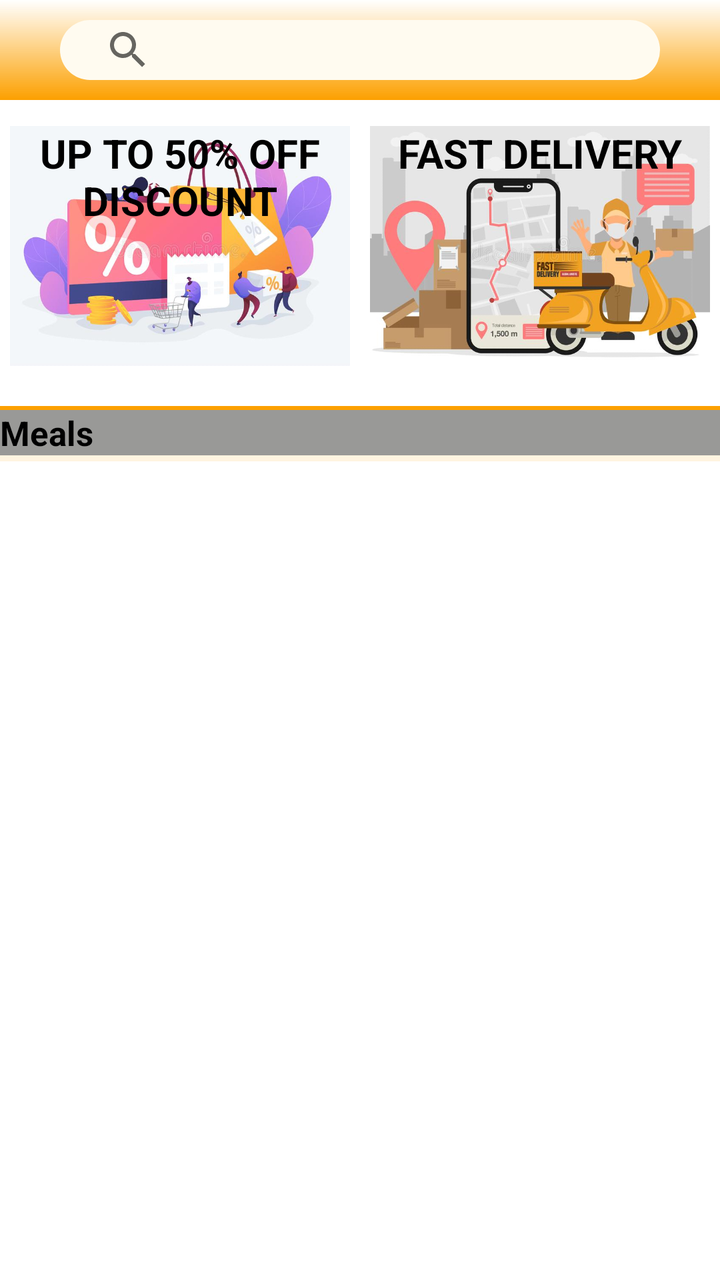
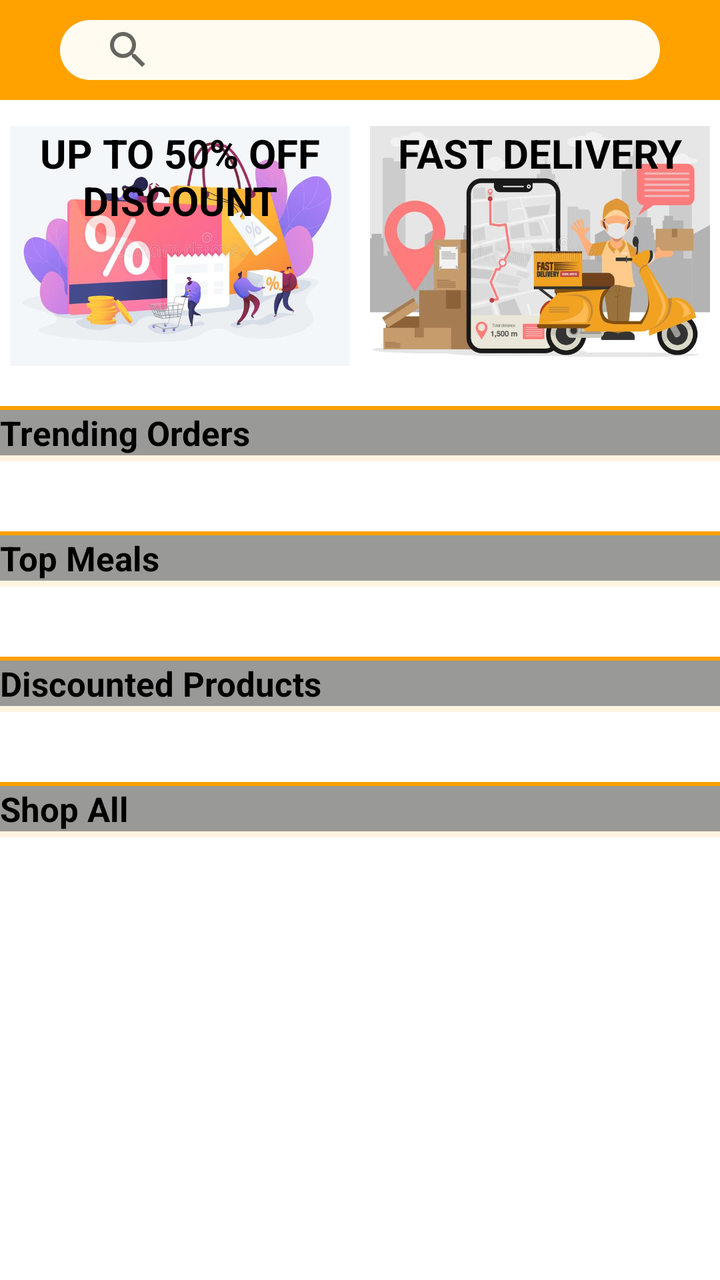

Before-and-after screenshots of an Android layout around one commit, followed by the original layout XML and the change that was made.
<!-- AndroidManifest.xml: application theme Theme.KlikKat -->
<!-- res/layout/fragment_home.xml -->
<?xml version="1.0" encoding="utf-8"?>
<RelativeLayout xmlns:android="http://schemas.android.com/apk/res/android"
    xmlns:tools="http://schemas.android.com/tools"
    android:layout_width="match_parent"
    android:layout_height="match_parent"
    xmlns:app="http://schemas.android.com/apk/res-auto"
    tools:context=".HomeFragment">

    <androidx.drawerlayout.widget.DrawerLayout
        android:layout_width="match_parent"
        android:layout_height="match_parent">

        <androidx.constraintlayout.widget.ConstraintLayout
            android:layout_width="match_parent"
            android:layout_height="match_parent"
            android:background="@color/white">

            <LinearLayout
                android:id="@+id/linearLayouttop"
                android:layout_width="match_parent"
                android:layout_height="50sp"
                android:background="@drawable/background_gradient"
                android:gravity="center"
                android:orientation="horizontal"
                app:layout_constraintBottom_toBottomOf="parent"
                app:layout_constraintStart_toStartOf="parent"
                app:layout_constraintTop_toTopOf="parent"
                app:layout_constraintVertical_bias="0.0">

                <SearchView
                    android:id="@+id/searchView"
                    android:layout_width="300sp"
                    android:layout_height="30dp"
                    android:layout_gravity="center"
                    android:layout_marginTop="5sp"
                    android:layout_marginBottom="5sp"
                    android:background="@drawable/search"
                    android:paddingStart="10dp" />
            </LinearLayout>

            <ScrollView
                android:layout_width="match_parent"
                android:layout_height="match_parent"
                android:paddingTop="43dp"
                android:scrollbars="none"
                app:layout_constraintBottom_toBottomOf="parent"
                app:layout_constraintTop_toBottomOf="@id/linearLayouttop"
                tools:layout_editor_absoluteX="16dp">

                <LinearLayout
                    android:layout_width="match_parent"
                    android:layout_height="match_parent"
                    android:gravity="center"
                    android:orientation="vertical">

                    <HorizontalScrollView
                        android:id="@+id/Scrll"
                        android:layout_width="fill_parent"
                        android:layout_height="wrap_content"
                        android:layout_alignParentTop="true"
                        android:fillViewport="true"
                        android:measureAllChildren="false"
                        android:scrollbars="none">

                        <LinearLayout
                            android:layout_width="match_parent"
                            android:layout_height="130sp"
                            android:layout_marginTop="15sp"
                            android:gravity="center"
                            android:orientation="horizontal">

                            <TextView
                                android:layout_width="170sp"
                                android:layout_height="match_parent"
                                android:layout_margin="5sp"
                                android:background="@drawable/diiscount"
                                android:text="UP TO 50% OFF DISCOUNT"
                                android:textAlignment="center"
                                android:textColor="@color/black"
                                android:textSize="20sp"
                                android:textStyle="bold" />

                            <TextView
                                android:layout_width="170sp"
                                android:layout_height="match_parent"
                                android:layout_margin="5sp"
                                android:background="@drawable/delivery"
                                android:text="FAST DELIVERY"
                                android:textAlignment="center"
                                android:textColor="@color/black"
                                android:textSize="20sp"
                                android:textStyle="bold" />

                            <TextView
                                android:layout_width="170sp"
                                android:layout_height="match_parent"
                                android:layout_margin="5sp"
                                android:background="@drawable/meatt"
                                android:text="FRESH AND CLEAN"
                                android:textAlignment="center"
                                android:textColor="@color/black"
                                android:textSize="20sp"
                                android:textStyle="bold" />

                        </LinearLayout>
                    </HorizontalScrollView>


                    <View
                        android:id="@+id/divider2"
                        android:layout_width="match_parent"
                        android:layout_height="2sp"
                        android:layout_marginTop="15sp"
                        android:background="#fca000"
                        android:backgroundTint="#fca000"
                        app:layout_constraintBottom_toBottomOf="parent"
                        app:layout_constraintTop_toBottomOf="@+id/searchView"
                        app:layout_constraintVertical_bias="0.015"
                        tools:layout_editor_absoluteX="-41dp" />

                    <TextView
                        android:layout_width="match_parent"
                        android:layout_height="match_parent"
                        android:background="@color/DeviderColor"
                        android:text="Meals"
                        android:textColor="@color/black"
                        android:textSize="17sp"
                        android:textStyle="bold" />

                    <View
                        android:id="@+id/divider"
                        android:layout_width="match_parent"
                        android:layout_height="3sp"
                        android:background="?android:attr/listDivider"
                        android:backgroundTint="#fca000"
                        app:layout_constraintBottom_toBottomOf="parent"
                        app:layout_constraintTop_toBottomOf="@+id/searchView"
                        app:layout_constraintVertical_bias="0.015"
                        tools:layout_editor_absoluteX="-41dp" />

                    <androidx.recyclerview.widget.RecyclerView
                        android:id="@+id/home_hor_rec"
                        android:layout_width="match_parent"
                        android:padding="5dp"
                        android:layout_height="wrap_content"
                        android:layout_margin="5dp"/>







                </LinearLayout>

            </ScrollView>


        </androidx.constraintlayout.widget.ConstraintLayout>

    </androidx.drawerlayout.widget.DrawerLayout>
</RelativeLayout>
<!-- resources referenced by this layout -->
<resources>
  <color name="DeviderColor">#999997</color>
  <color name="black">#FF000000</color>
  <color name="white">#FFFFFFFF</color>
  <!-- drawable background_gradient (drawable-v24) -->
  <?xml version="1.0" encoding="utf-8"?>
  <shape xmlns:android="http://schemas.android.com/apk/res/android"
      android:shape="rectangle">
  
      <gradient
          android:angle="90"
          android:startColor="#fca000"
          />
      <corners android:radius="0dp"/>
  
  </shape>
  <!-- drawable delivery: jpg bitmap (drawable-v24, 41672 bytes) -->
  <!-- drawable diiscount: jpg bitmap (drawable-v24, 32809 bytes) -->
  <!-- drawable meatt: jpg bitmap (drawable-v24, 74786 bytes) -->
  <!-- drawable search (drawable) -->
  <?xml version="1.0" encoding="utf-8"?>
  <shape xmlns:android="http://schemas.android.com/apk/res/android"
      android:shape="rectangle">
      <solid android:color="#fffbf0"/>
      <corners android:topLeftRadius="45dp"
          android:topRightRadius="45dp"
          android:bottomLeftRadius="45dp"
          android:bottomRightRadius="45dp"/>
  </shape>
  <style name="Theme.KlikKat" parent="Theme.MaterialComponents.DayNight.DarkActionBar">
          
          <item name="colorPrimary">@color/statusBar</item>
          <item name="colorPrimaryVariant">@color/statusBar</item>
          <item name="colorOnPrimary">@color/white</item>
          
          <item name="colorSecondary">@color/statusBar</item>
          <item name="colorSecondaryVariant">@color/statusBar</item>
          <item name="colorOnSecondary">@color/black</item>
          
          <item name="android:statusBarColor" tools:targetApi="l">?attr/colorPrimaryVariant</item>
          
      </style>
  <color name="statusBar">#ffa200</color>
</resources>

<!-- the commit's change to res/layout/fragment_home.xml (unified diff, before → after) -->
@@ -19,7 +19,7 @@
                 android:id="@+id/linearLayouttop"
                 android:layout_width="match_parent"
                 android:layout_height="50sp"
-                android:background="@drawable/background_gradient"
+                android:background="@color/statusBar"
                 android:gravity="center"
                 android:orientation="horizontal"
                 app:layout_constraintBottom_toBottomOf="parent"
@@ -101,12 +101,100 @@
                                 android:textColor="@color/black"
                                 android:textSize="20sp"
                                 android:textStyle="bold" />
+                            <TextView
+                                android:layout_width="170sp"
+                                android:layout_height="match_parent"
+                                android:layout_margin="5sp"
+                                android:background="@drawable/yellowback"
+                                android:text="INSTANT REFUNDS"
+                                android:textAlignment="center"
+                                android:textColor="@color/black"
+                                android:textSize="20sp"
+                                android:textStyle="bold" />
 
                         </LinearLayout>
                     </HorizontalScrollView>
 
 
                     <View
+                        android:id="@+id/divider3"
+                        android:layout_width="match_parent"
+                        android:layout_height="2sp"
+                        android:layout_marginTop="15sp"
+                        android:background="#fca000"
+                        android:backgroundTint="#fca000"
+                        app:layout_constraintBottom_toBottomOf="parent"
+                        app:layout_constraintTop_toBottomOf="@+id/searchView"
+                        app:layout_constraintVertical_bias="0.015"
+                        tools:layout_editor_absoluteX="-41dp" />
+
+                    <TextView
+                        android:layout_width="match_parent"
+                        android:layout_height="match_parent"
+                        android:background="@color/DeviderColor"
+                        android:text="Trending Orders"
+                        android:textColor="@color/black"
+                        android:textSize="17sp"
+                        android:textStyle="bold" />
+
+                    <View
+                        android:id="@+id/divider4"
+                        android:layout_width="match_parent"
+                        android:layout_height="3sp"
+                        android:background="?android:attr/listDivider"
+                        android:backgroundTint="#fca000"
+                        app:layout_constraintBottom_toBottomOf="parent"
+                        app:layout_constraintTop_toBottomOf="@+id/searchView"
+                        app:layout_constraintVertical_bias="0.015"
+                        tools:layout_editor_absoluteX="-41dp" />
+
+                    <androidx.recyclerview.widget.RecyclerView
+                        android:id="@+id/home_hor_rec1"
+                        android:layout_width="match_parent"
+                        android:padding="5dp"
+                        android:layout_height="wrap_content"
+                        android:layout_margin="5dp"/>
+
+                    <View
+                        android:id="@+id/divider5"
+                        android:layout_width="match_parent"
+                        android:layout_height="2sp"
+                        android:layout_marginTop="15sp"
+                        android:background="#fca000"
+                        android:backgroundTint="#fca000"
+                        app:layout_constraintBottom_toBottomOf="parent"
+                        app:layout_constraintTop_toBottomOf="@+id/searchView"
+                        app:layout_constraintVertical_bias="0.015"
+                        tools:layout_editor_absoluteX="-41dp" />
+
+                    <TextView
+                        android:layout_width="match_parent"
+                        android:layout_height="match_parent"
+                        android:background="@color/DeviderColor"
+                        android:text="Top Meals"
+                        android:textColor="@color/black"
+                        android:textSize="17sp"
+                        android:textStyle="bold" />
+
+                    <View
+                        android:id="@+id/divider6"
+                        android:layout_width="match_parent"
+                        android:layout_height="3sp"
+                        android:background="?android:attr/listDivider"
+                        android:backgroundTint="#fca000"
+                        app:layout_constraintBottom_toBottomOf="parent"
+                        app:layout_constraintTop_toBottomOf="@+id/searchView"
+                        app:layout_constraintVertical_bias="0.015"
+                        tools:layout_editor_absoluteX="-41dp" />
+
+                    <androidx.recyclerview.widget.RecyclerView
+                        android:id="@+id/home_hor_rec3"
+                        android:layout_width="match_parent"
+                        android:padding="5dp"
+                        android:layout_height="wrap_content"
+                        android:layout_margin="5dp"/>
+
+                    <View
                         android:id="@+id/divider2"
                         android:layout_width="match_parent"
                         android:layout_height="2sp"
@@ -122,7 +210,7 @@
                         android:layout_width="match_parent"
                         android:layout_height="match_parent"
                         android:background="@color/DeviderColor"
-                        android:text="Meals"
+                        android:text="Discounted Products"
                         android:textColor="@color/black"
                         android:textSize="17sp"
                         android:textStyle="bold" />
@@ -144,13 +232,44 @@
                         android:padding="5dp"
                         android:layout_height="wrap_content"
                         android:layout_margin="5dp"/>
-
-
-
-
-
-
-
+                    <View
+                        android:id="@+id/divider9"
+                        android:layout_width="match_parent"
+                        android:layout_height="2sp"
+                        android:layout_marginTop="15sp"
+                        android:background="#fca000"
+                        android:backgroundTint="#fca000"
+                        app:layout_constraintBottom_toBottomOf="parent"
+                        app:layout_constraintTop_toBottomOf="@+id/searchView"
+                        app:layout_constraintVertical_bias="0.015"
+                        tools:layout_editor_absoluteX="-41dp" />
+
+                    <TextView
+                        android:layout_width="match_parent"
+                        android:layout_height="match_parent"
+                        android:background="@color/DeviderColor"
+                        android:text="Shop All"
+                        android:textColor="@color/black"
+                        android:textSize="17sp"
+                        android:textStyle="bold" />
+
+                    <View
+                        android:id="@+id/divider8"
+                        android:layout_width="match_parent"
+                        android:layout_height="3sp"
+                        android:background="?android:attr/listDivider"
+                        android:backgroundTint="#fca000"
+                        app:layout_constraintBottom_toBottomOf="parent"
+                        app:layout_constraintTop_toBottomOf="@+id/searchView"
+                        app:layout_constraintVertical_bias="0.015"
+                        tools:layout_editor_absoluteX="-41dp" />
+
+                    <androidx.recyclerview.widget.RecyclerView
+                        android:id="@+id/home_hor_rec5"
+                        android:layout_width="match_parent"
+                        android:padding="5dp"
+                        android:layout_height="wrap_content"
+                        android:layout_margin="5dp"/>
                 </LinearLayout>
 
             </ScrollView>
<!-- resource entries referenced after the edit -->
@@ -3,18 +3,6 @@
   <color name="DeviderColor">#999997</color>
   <color name="black">#FF000000</color>
   <color name="white">#FFFFFFFF</color>
-  <!-- drawable background_gradient (drawable-v24) -->
-  <?xml version="1.0" encoding="utf-8"?>
-  <shape xmlns:android="http://schemas.android.com/apk/res/android"
-      android:shape="rectangle">
-  
-      <gradient
-          android:angle="90"
-          android:startColor="#fca000"
-          />
-      <corners android:radius="0dp"/>
-  
-  </shape>
   <!-- drawable delivery: jpg bitmap (drawable-v24, 41672 bytes) -->
   <!-- drawable diiscount: jpg bitmap (drawable-v24, 32809 bytes) -->
   <!-- drawable meatt: jpg bitmap (drawable-v24, 74786 bytes) -->
@@ -28,6 +16,7 @@
           android:bottomLeftRadius="45dp"
           android:bottomRightRadius="45dp"/>
   </shape>
+  <!-- drawable yellowback: jpg bitmap (drawable-v24, 23674 bytes) -->
   <style name="Theme.KlikKat" parent="Theme.MaterialComponents.DayNight.DarkActionBar">
           
           <item name="colorPrimary">@color/statusBar</item>
